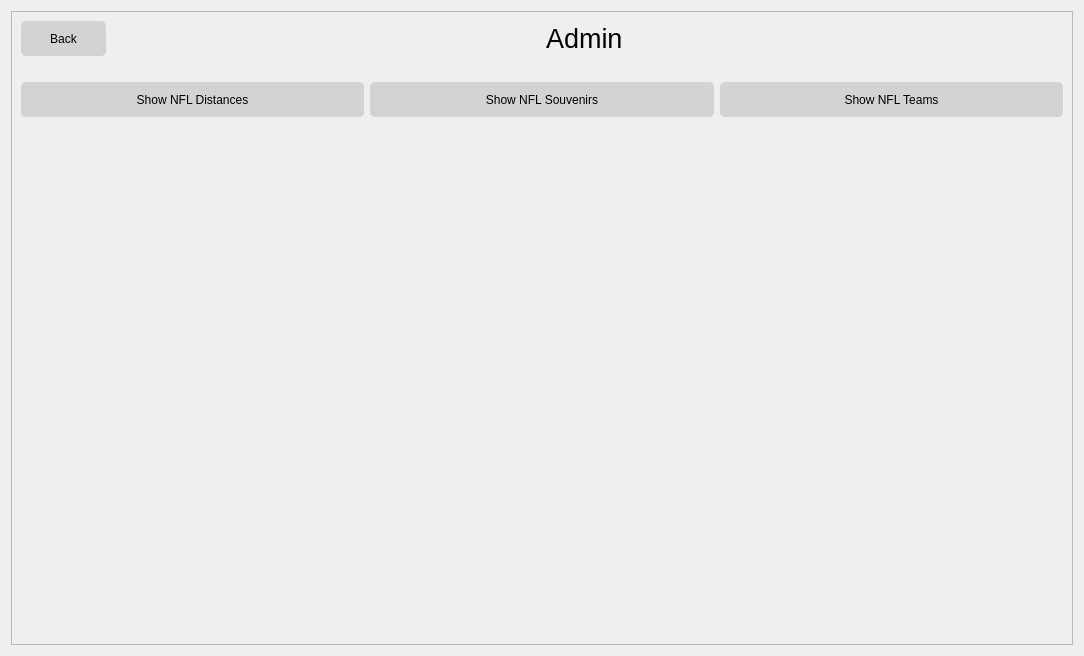
Above: admin.ui from Cyriously1/NFLTour before the change. Below: the same form after it.
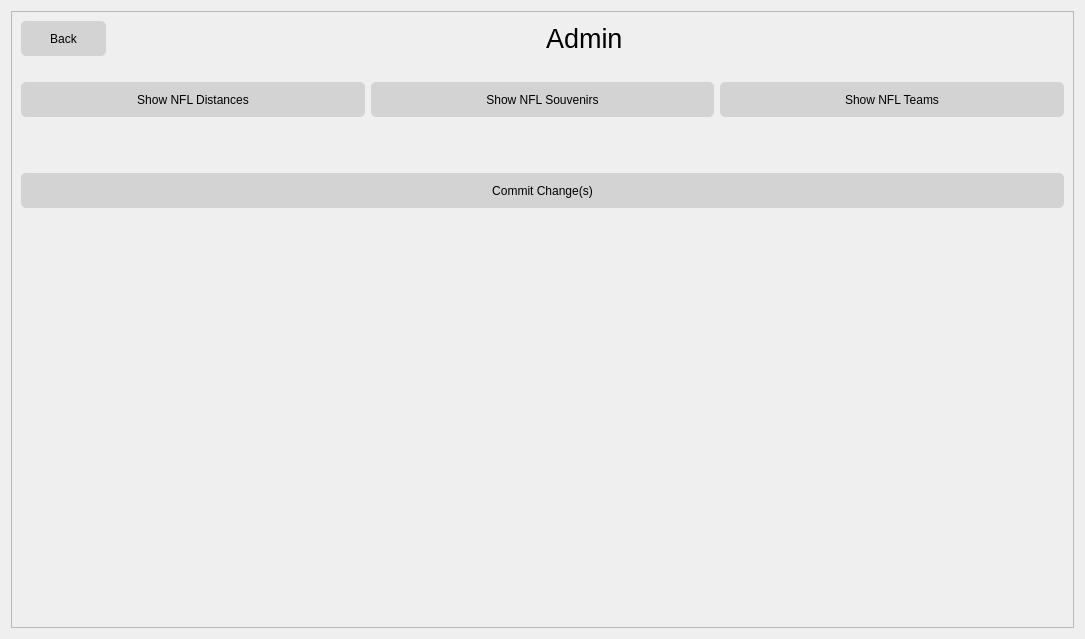
That is the form after the change. Icons and pictures are not drawn.

```diff
--- a/admin.ui
+++ b/admin.ui
@@ -6,8 +6,8 @@
    <rect>
     <x>0</x>
     <y>0</y>
-    <width>1084</width>
-    <height>656</height>
+    <width>1085</width>
+    <height>639</height>
    </rect>
   </property>
   <property name="windowTitle">
@@ -72,8 +72,8 @@
        <rect>
         <x>0</x>
         <y>0</y>
-        <width>1060</width>
-        <height>1284</height>
+        <width>1065</width>
+        <height>1312</height>
        </rect>
       </property>
       <property name="styleSheet">
@@ -193,6 +193,13 @@
          <item>
           <layout class="QHBoxLayout" name="horizontalLayout_4"/>
          </item>
+         <item>
+          <widget class="QPushButton" name="admin_commitChanges">
+           <property name="text">
+            <string>Commit Change(s)</string>
+           </property>
+          </widget>
+         </item>
          <item>
           <layout class="QHBoxLayout" name="horizontalLayout_5">
            <property name="bottomMargin">
```
